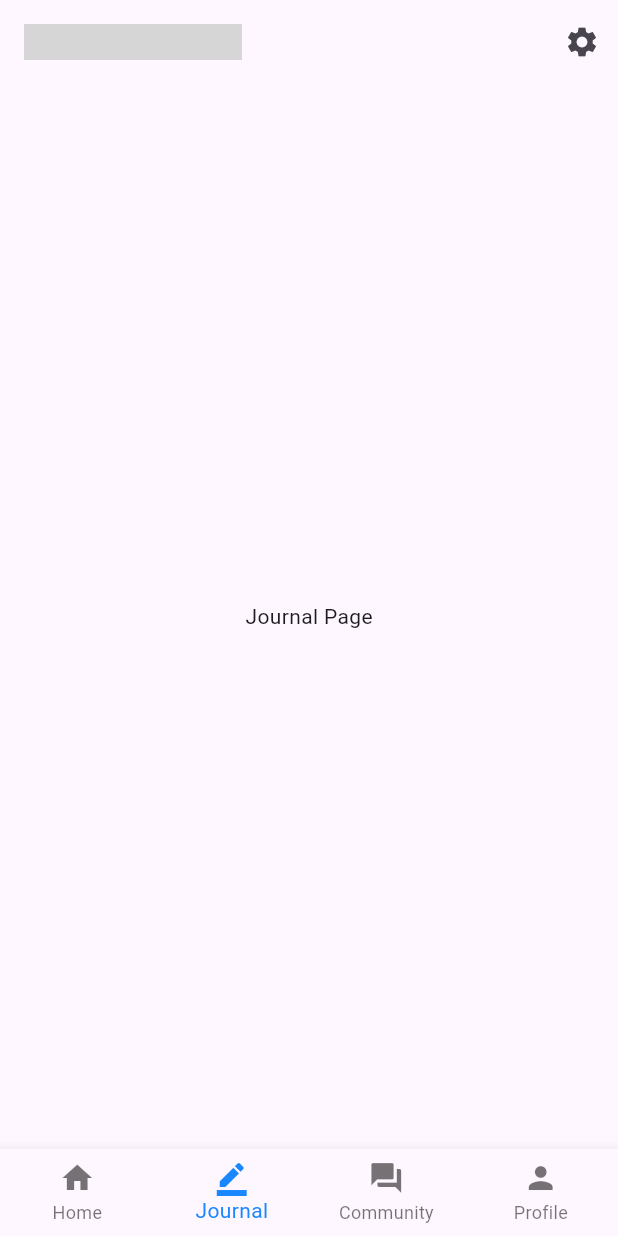
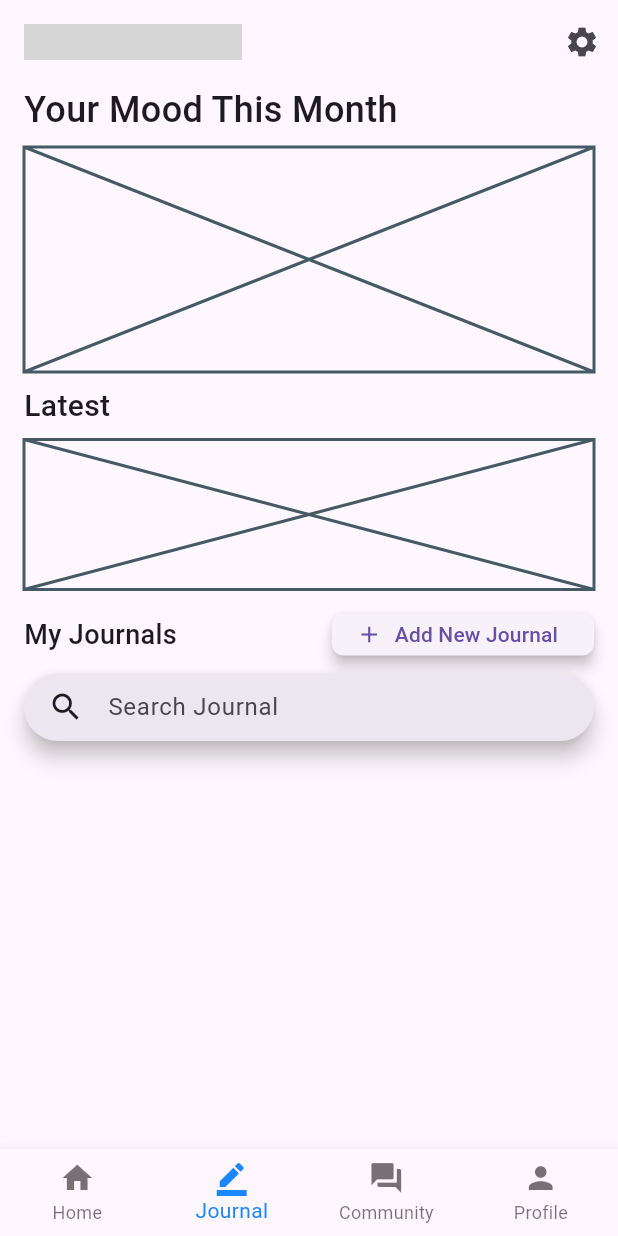
Before and after one commit to roastland/MomEase, a Flutter app: the screen it shows after launch, item 2 of the bottom bar chosen, on a phone screen of 412 x 824 dp. Run offline on Flutter 3.47's test engine with Material 3 defaults, Android fonts, the phone set to English and light mode, and no system bars; our stand-ins replace bloc, equatable, flutter_bloc, fluttertoast; generated files the repository leaves out were written again; grey boxes are pictures that could not be loaded.

Commit message:
feat: journal page layout placeholder

```diff
--- /dev/null
+++ b/momease/lib/src/features/journal/presentation/widgets/add_journal_button.dart
@@ -0,0 +1,24 @@
+import 'package:flutter/material.dart';
+
+class AddJournalButton extends StatefulWidget {
+  const AddJournalButton({super.key});
+
+  @override
+  State<AddJournalButton> createState() => _AddJournalButtonState();
+}
+
+class _AddJournalButtonState extends State<AddJournalButton> {
+  @override
+  Widget build(BuildContext context) {
+    return ElevatedButton.icon(
+        onPressed: () {},
+        icon: const Icon(Icons.add),
+        label: const Text("Add New Journal"),
+        style: ButtonStyle(
+            elevation: MaterialStateProperty.all<double>(4),
+            shape: MaterialStateProperty.all<RoundedRectangleBorder>(
+                RoundedRectangleBorder(
+              borderRadius: BorderRadius.circular(8),
+            ))));
+  }
+}
--- /dev/null
+++ b/momease/lib/src/features/journal/presentation/widgets/journal_search_bar.dart
@@ -0,0 +1,46 @@
+import 'package:flutter/material.dart';
+
+class JournalSearchBar extends StatefulWidget {
+  const JournalSearchBar({super.key});
+
+  @override
+  State<JournalSearchBar> createState() => _JournalSearchBarState();
+}
+
+class _JournalSearchBarState extends State<JournalSearchBar> {
+  @override
+  Widget build(BuildContext context) {
+    return SearchAnchor(
+        isFullScreen: false,
+        builder: (BuildContext context, SearchController controller) {
+          return SearchBar(
+            controller: controller,
+            padding: const MaterialStatePropertyAll<EdgeInsets>(
+                EdgeInsets.symmetric(horizontal: 16.0)),
+            onTap: () {
+              controller.openView();
+            },
+            onChanged: (_) {
+              controller.openView();
+            },
+            leading: const Icon(Icons.search),
+            hintText: "Search Journal",
+          );
+        },
+        // TODO: change this with search history
+        suggestionsBuilder:
+            (BuildContext context, SearchController controller) {
+          return List<ListTile>.generate(5, (int index) {
+            final String item = 'item $index';
+            return ListTile(
+              title: Text(item),
+              onTap: () {
+                setState(() {
+                  controller.closeView(item);
+                });
+              },
+            );
+          });
+        });
+  }
+}
--- /dev/null
+++ b/momease/lib/src/features/journal/presentation/widgets/mood_difference_card.dart
@@ -0,0 +1,10 @@
+import 'package:flutter/material.dart';
+
+class MoodDifferenceCard extends StatelessWidget {
+  const MoodDifferenceCard({super.key});
+
+  @override
+  Widget build(BuildContext context) {
+    return const SizedBox(height: 100, child: Placeholder());
+  }
+}
--- /dev/null
+++ b/momease/lib/src/features/journal/presentation/widgets/mood_tracking_card.dart
@@ -0,0 +1,10 @@
+import 'package:flutter/material.dart';
+
+class MoodTrackingCard extends StatelessWidget {
+  const MoodTrackingCard({super.key});
+
+  @override
+  Widget build(BuildContext context) {
+    return const SizedBox(height: 150, child: Placeholder());
+  }
+}
--- a/momease/lib/src/screens/pages/journal_page.dart
+++ b/momease/lib/src/screens/pages/journal_page.dart
@@ -1,12 +1,82 @@
 import 'package:flutter/material.dart';
+import 'package:momease/src/features/journal/presentation/widgets/add_journal_button.dart';
+import 'package:momease/src/features/journal/presentation/widgets/journal_search_bar.dart';
+import 'package:momease/src/features/journal/presentation/widgets/mood_difference_card.dart';
+import 'package:momease/src/features/journal/presentation/widgets/mood_tracking_card.dart';
 
 class JournalPage extends StatelessWidget {
   const JournalPage({super.key});
 
   @override
   Widget build(BuildContext context) {
-    return const Center(
-      child: Text("Journal Page"),
+    return const Scaffold(
+      body: SingleChildScrollView(
+        child: Column(
+          mainAxisSize: MainAxisSize.min,
+          mainAxisAlignment: MainAxisAlignment.start,
+          children: [
+            Padding(
+              padding: EdgeInsets.symmetric(horizontal: 16),
+              child: Align(
+                alignment: Alignment.centerLeft,
+                child: Text(
+                  "Your Mood This Month",
+                  // selectionColor: primaryTextColor,
+                  textAlign: TextAlign.start,
+                  style: TextStyle(
+                      // color: primaryTextColor,
+                      fontSize: 24,
+                      fontWeight: FontWeight.w500),
+                ),
+              ),
+            ),
+            Padding(
+                padding: EdgeInsets.symmetric(vertical: 8, horizontal: 16),
+                child: MoodTrackingCard()),
+            Padding(
+              padding: EdgeInsets.symmetric(horizontal: 16),
+              child: Align(
+                alignment: Alignment.centerLeft,
+                child: Text(
+                  "Latest",
+                  // selectionColor: primaryTextColor,
+                  textAlign: TextAlign.start,
+                  style: TextStyle(
+                      // color: primaryTextColor,
+                      fontSize: 20,
+                      fontWeight: FontWeight.w500),
+                ),
+              ),
+            ),
+            Padding(
+              padding: EdgeInsets.symmetric(vertical: 8, horizontal: 16),
+              child: MoodDifferenceCard(),
+            ),
+            Padding(
+              padding: EdgeInsets.symmetric(vertical: 8, horizontal: 16),
+              child: Row(
+                mainAxisAlignment: MainAxisAlignment.spaceBetween,
+                children: [
+                  Text(
+                    "My Journals",
+                    // selectionColor: primaryTextColor,
+                    textAlign: TextAlign.start,
+                    style: TextStyle(
+                        // color: primaryTextColor,
+                        fontSize: 18,
+                        fontWeight: FontWeight.w500),
+                  ),
+                  SizedBox(height: 28, child: AddJournalButton()),
+                ],
+              ),
+            ),
+            Padding(
+              padding: EdgeInsets.symmetric(vertical: 4, horizontal: 16),
+              child: SizedBox(height: 45, child: JournalSearchBar()),
+            ),
+          ],
+        ),
+      ),
     );
   }
 }
```
